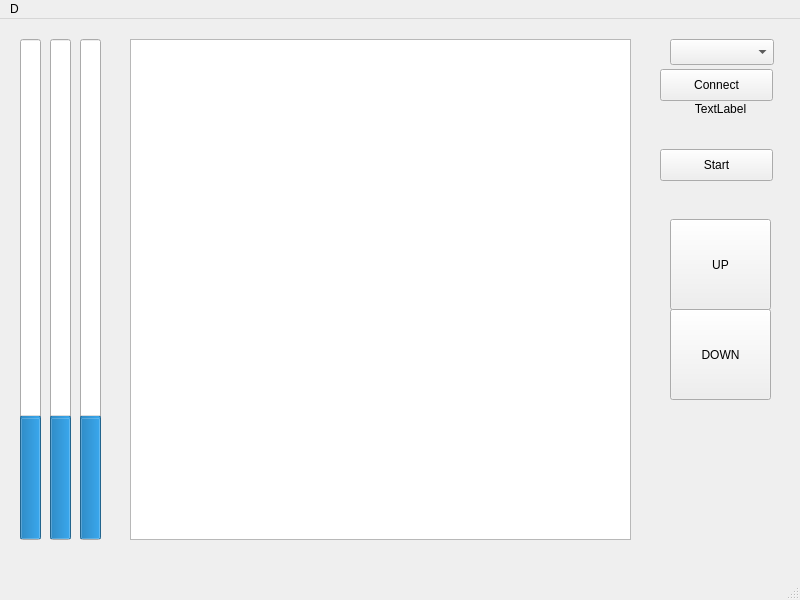
First picture: the form in src/ui/main.ui, repository OndrejPistora/thymos-loader, before the edit.
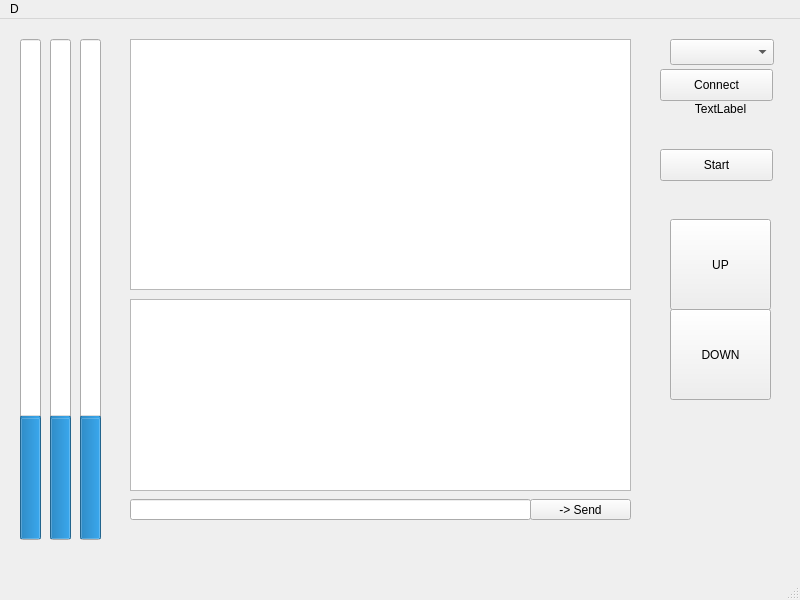
Second picture: the form after the edit. Custom widgets are drawn as their Qt base class.

What changed in the file:
```diff
--- a/src/ui/main.ui
+++ b/src/ui/main.ui
@@ -20,7 +20,7 @@
       <x>130</x>
       <y>20</y>
       <width>501</width>
-      <height>501</height>
+      <height>251</height>
      </rect>
     </property>
    </widget>
@@ -150,6 +150,39 @@
      </rect>
     </property>
    </widget>
+   <widget class="QTextBrowser" name="textBrowser">
+    <property name="geometry">
+     <rect>
+      <x>130</x>
+      <y>280</y>
+      <width>501</width>
+      <height>192</height>
+     </rect>
+    </property>
+   </widget>
+   <widget class="QLineEdit" name="lineEdit">
+    <property name="geometry">
+     <rect>
+      <x>130</x>
+      <y>480</y>
+      <width>401</width>
+      <height>21</height>
+     </rect>
+    </property>
+   </widget>
+   <widget class="QPushButton" name="buttonSend">
+    <property name="geometry">
+     <rect>
+      <x>530</x>
+      <y>480</y>
+      <width>101</width>
+      <height>21</height>
+     </rect>
+    </property>
+    <property name="text">
+     <string>-&gt; Send</string>
+    </property>
+   </widget>
   </widget>
   <widget class="QMenuBar" name="menubar">
    <property name="geometry">
```
